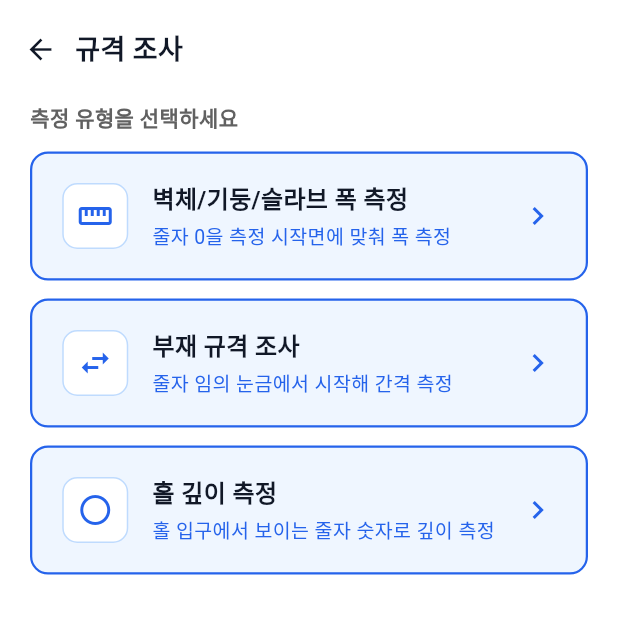
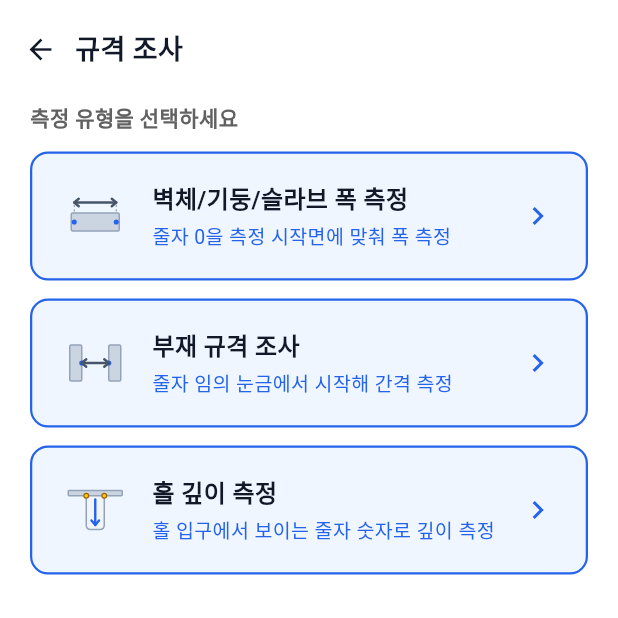
Before and after one commit to SG-DEV-2024/field-shot-ai, a Flutter app: the screen it shows after launch, after a tap on "규격 조사", on a phone screen of 412 x 824 dp, the top half of it. Run offline on Flutter 3.47's test engine with Material 3 defaults, Android fonts, the phone set to English and light mode, and no system bars; our stand-ins replace camera, connectivity_plus, dio, flutter_markdown, flutter_svg, fluttertoast and 6 more; missing offline and left inert: dart:html; Roboto replaces fonts that are missing (Pretendard).

Commit message:
feat(ui): §4 디자인 시스템 SVG 아이콘 적용 (메인/유형선택 카드)
- flutter_svg 의존성 추가, assets/icons/ 에 SVG 6종 배치
- 메인(S-001): icon_caliper(탄산화)/icon_tape(규격)/icon_crack(배근, 비활성)
- 유형선택(S-002): icon_subtype_width/gap/hole
- HTML mockup 기준대로 흰 박스 없이 투명 icon-slot에 네이티브 크기
  (메인 36×36, subtype 44×44) 1:1 적용 — 확대/축소 없음
- 비활성 카드는 opacity 0.45

Co-Authored-By: Claude Opus 4.8 (1M context) <noreply@anthropic.com>

```diff
--- a/lib/pages/main/main_page.dart
+++ b/lib/pages/main/main_page.dart
@@ -1,4 +1,5 @@
 import 'package:flutter/material.dart';
+import 'package:flutter_svg/flutter_svg.dart';
 import 'package:ai_camera/theme/app_colors.dart';
 import 'package:get/get.dart';
 import 'package:ai_camera/models/survey_record.dart';
@@ -35,7 +36,7 @@ class MainPage extends StatelessWidget {
             Padding(
               padding: const EdgeInsets.symmetric(horizontal: 20),
               child: _SurveyCard(
-                icon: Icons.straighten,
+                iconAsset: 'assets/icons/icon_caliper.svg',
                 title: '탄산화 조사',
                 subtitle: '버니어 캘리퍼스 수치 인식',
                 enabled: true,
@@ -46,7 +47,7 @@ class MainPage extends StatelessWidget {
             Padding(
               padding: const EdgeInsets.symmetric(horizontal: 20),
               child: _SurveyCard(
-                icon: Icons.square_foot,
+                iconAsset: 'assets/icons/icon_tape.svg',
                 title: '규격 조사',
                 subtitle: '줄자 기반 폭 / 간격 / 깊이 측정',
                 enabled: true,
@@ -57,7 +58,7 @@ class MainPage extends StatelessWidget {
             Padding(
               padding: const EdgeInsets.symmetric(horizontal: 20),
               child: _SurveyCard(
-                icon: Icons.grid_on,
+                iconAsset: 'assets/icons/icon_crack.svg',
                 title: '배근 간격 조사',
                 subtitle: '서비스 준비 중...',
                 enabled: false,
@@ -252,14 +253,14 @@ class MainPage extends StatelessWidget {
 }
 
 class _SurveyCard extends StatelessWidget {
-  final IconData icon;
+  final String iconAsset;
   final String title;
   final String subtitle;
   final bool enabled;
   final VoidCallback? onTap;
 
   const _SurveyCard({
-    required this.icon,
+    required this.iconAsset,
     required this.title,
     required this.subtitle,
     required this.enabled,
@@ -283,21 +284,16 @@ class _SurveyCard extends StatelessWidget {
         ),
         child: Row(
           children: [
-            Container(
-              width: 44,
-              height: 44,
-              decoration: BoxDecoration(
-                color: Colors.white,
-                borderRadius: BorderRadius.circular(10),
-                border: Border.all(
-                  color: enabled ? const Color(0xFFBFDBFE) : const Color(0xFFE5E7EB),
-                ),
-              ),
-              child: Icon(
-                icon,
-                size: 24,
-                color: enabled ? AppColors.blue600 : const Color(0xFF9CA3AF),
-              ),
+            // HTML 기준: icon-slot 36×36 투명 슬롯에 네이티브 36 1:1 (흰 박스 없음)
+            SizedBox(
+              width: 36,
+              height: 36,
+              child: enabled
+                  ? SvgPicture.asset(iconAsset, width: 36, height: 36)
+                  : Opacity(
+                      opacity: 0.45,
+                      child: SvgPicture.asset(iconAsset, width: 36, height: 36),
+                    ),
             ),
             const SizedBox(width: 16),
             Column(
--- a/lib/pages/survey_type_select/survey_type_select_page.dart
+++ b/lib/pages/survey_type_select/survey_type_select_page.dart
@@ -1,4 +1,5 @@
 import 'package:flutter/material.dart';
+import 'package:flutter_svg/flutter_svg.dart';
 import 'package:ai_camera/theme/app_colors.dart';
 import 'package:get/get.dart';
 import 'package:ai_camera/models/measurement_subtype.dart';
@@ -57,19 +58,16 @@ class SurveyTypeSelectPage extends StatelessWidget {
                 padding: const EdgeInsets.fromLTRB(20, 8, 20, 20),
                 children: [
                   _SubtypeCard(
-                    icon: Icons.straighten,
                     subtype: MeasurementSubtype.wallOrMemberWidth,
                     onTap: () => ctrl.select(MeasurementSubtype.wallOrMemberWidth),
                   ),
                   const SizedBox(height: 12),
                   _SubtypeCard(
-                    icon: Icons.swap_horiz,
                     subtype: MeasurementSubtype.memberGap,
                     onTap: () => ctrl.select(MeasurementSubtype.memberGap),
                   ),
                   const SizedBox(height: 12),
                   _SubtypeCard(
-                    icon: Icons.radio_button_unchecked,
                     subtype: MeasurementSubtype.holeDepth,
                     onTap: () => ctrl.select(MeasurementSubtype.holeDepth),
                   ),
@@ -84,11 +82,21 @@ class SurveyTypeSelectPage extends StatelessWidget {
 }
 
 class _SubtypeCard extends StatelessWidget {
-  final IconData icon;
   final MeasurementSubtype subtype;
   final VoidCallback onTap;
 
-  const _SubtypeCard({required this.icon, required this.subtype, required this.onTap});
+  const _SubtypeCard({required this.subtype, required this.onTap});
+
+  String get _iconAsset {
+    switch (subtype) {
+      case MeasurementSubtype.wallOrMemberWidth:
+        return 'assets/icons/icon_subtype_width.svg';
+      case MeasurementSubtype.memberGap:
+        return 'assets/icons/icon_subtype_gap.svg';
+      case MeasurementSubtype.holeDepth:
+        return 'assets/icons/icon_subtype_hole.svg';
+    }
+  }
 
   @override
   Widget build(BuildContext context) {
@@ -104,15 +112,11 @@ class _SubtypeCard extends StatelessWidget {
         ),
         child: Row(
           children: [
-            Container(
+            // HTML 기준: icon-slot 44×44 투명 슬롯에 네이티브 44 1:1 (흰 박스 없음)
+            SizedBox(
               width: 44,
               height: 44,
-              decoration: BoxDecoration(
-                color: Colors.white,
-                borderRadius: BorderRadius.circular(10),
-                border: Border.all(color: const Color(0xFFBFDBFE)),
-              ),
-              child: Icon(icon, color: _kBlue, size: 24),
+              child: SvgPicture.asset(_iconAsset, width: 44, height: 44),
             ),
             const SizedBox(width: 16),
             Expanded(
--- a/pubspec.yaml
+++ b/pubspec.yaml
@@ -24,6 +24,9 @@ dependencies:
   camera: 0.11.3
   permission_handler: ^12.0.1
 
+  # UI
+  flutter_svg: ^2.0.17
+
   # Local packages
   utils:
     path: ./ext/utils
@@ -46,3 +49,4 @@ flutter:
   uses-material-design: true
   assets:
     - assets/image/
+    - assets/icons/
```
Also changed, not shown: assets/icons/icon_caliper.svg (added), assets/icons/icon_crack.svg (added), assets/icons/icon_subtype_gap.svg (added), assets/icons/icon_subtype_hole.svg (added), assets/icons/icon_subtype_width.svg (added), assets/icons/icon_tape.svg (added), pubspec.lock.
